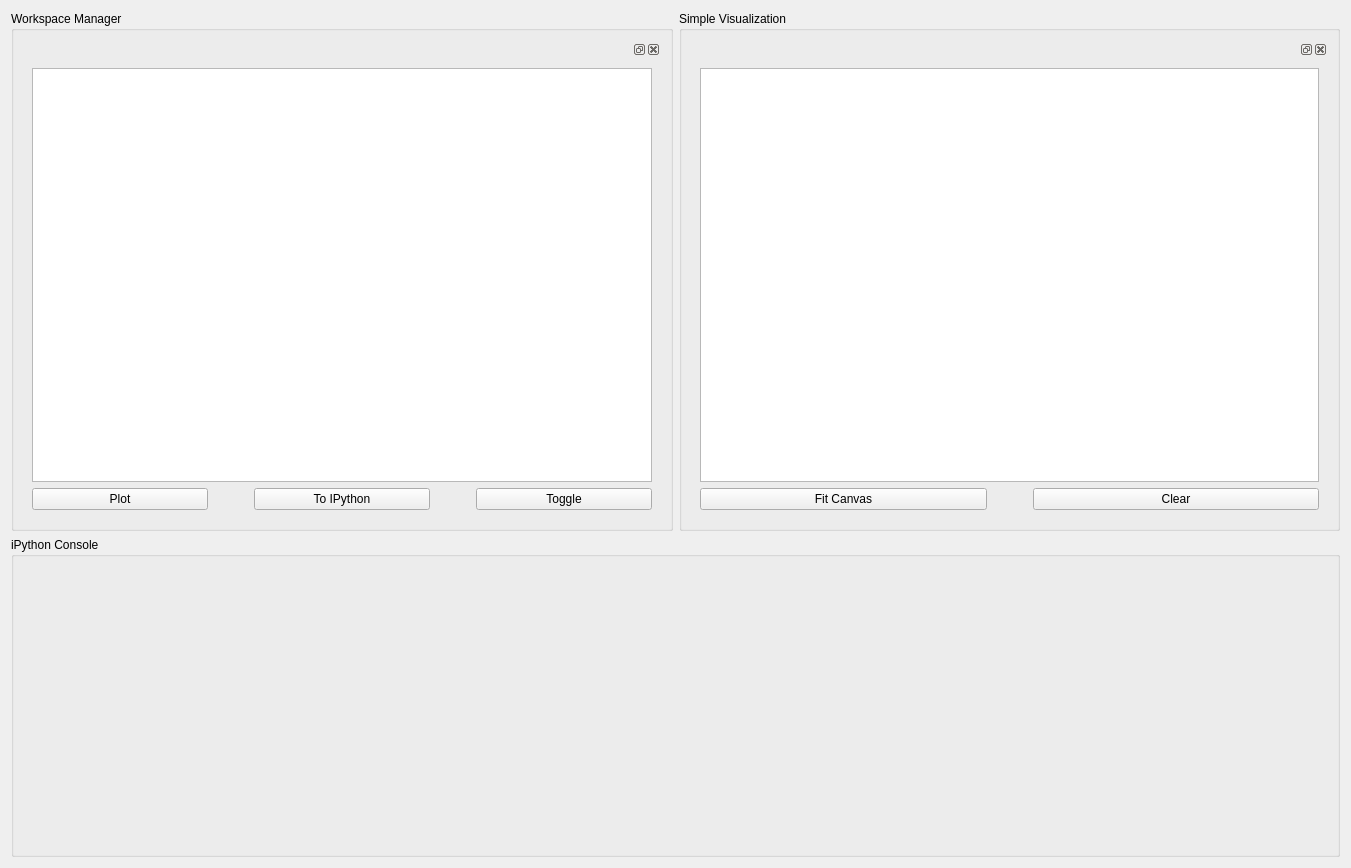
Before: the Qt Designer form designer/WorkspacesView.ui in neutrons/PyVDrive, drawn with Qt 5.
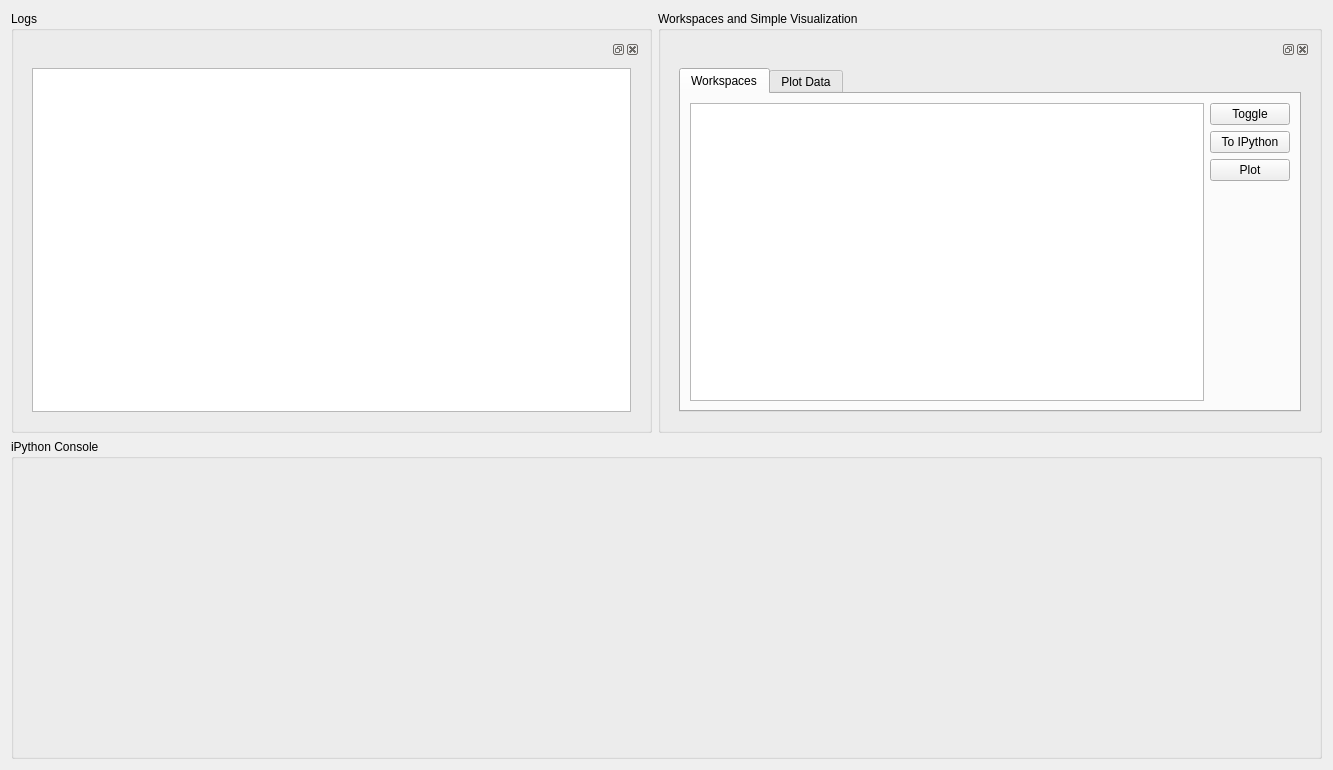
After: the same form once the commit is applied. Custom widgets are drawn as their Qt base class.

Patch:
```diff
--- a/designer/WorkspacesView.ui
+++ b/designer/WorkspacesView.ui
@@ -6,8 +6,8 @@
    <rect>
     <x>0</x>
     <y>0</y>
-    <width>1351</width>
-    <height>868</height>
+    <width>1333</width>
+    <height>770</height>
    </rect>
   </property>
   <property name="windowTitle">
@@ -19,7 +19,7 @@
      <item>
       <widget class="QGroupBox" name="groupBox_upperRight">
        <property name="title">
-        <string>Workspace Manager</string>
+        <string>Logs</string>
        </property>
        <layout class="QGridLayout" name="gridLayout_2">
         <item row="0" column="0">
@@ -39,71 +39,7 @@
           <widget class="QWidget" name="dockWidgetContents_5">
            <layout class="QGridLayout" name="gridLayout_4">
             <item row="0" column="0">
-             <widget class="WorkspaceTableWidget" name="tableWidget_dataStructure">
-              <property name="sizePolicy">
-               <sizepolicy hsizetype="Preferred" vsizetype="Expanding">
-                <horstretch>0</horstretch>
-                <verstretch>0</verstretch>
-               </sizepolicy>
-              </property>
-             </widget>
-            </item>
-            <item row="1" column="0">
-             <layout class="QHBoxLayout" name="horizontalLayout">
-              <item>
-               <widget class="QPushButton" name="pushButton_plot">
-                <property name="text">
-                 <string>Plot</string>
-                </property>
-               </widget>
-              </item>
-              <item>
-               <spacer name="horizontalSpacer_2">
-                <property name="orientation">
-                 <enum>Qt::Horizontal</enum>
-                </property>
-                <property name="sizeType">
-                 <enum>QSizePolicy::Preferred</enum>
-                </property>
-                <property name="sizeHint" stdset="0">
-                 <size>
-                  <width>40</width>
-                  <height>20</height>
-                 </size>
-                </property>
-               </spacer>
-              </item>
-              <item>
-               <widget class="QPushButton" name="pushButton_toIPython">
-                <property name="text">
-                 <string>To IPython</string>
-                </property>
-               </widget>
-              </item>
-              <item>
-               <spacer name="horizontalSpacer_3">
-                <property name="orientation">
-                 <enum>Qt::Horizontal</enum>
-                </property>
-                <property name="sizeType">
-                 <enum>QSizePolicy::Preferred</enum>
-                </property>
-                <property name="sizeHint" stdset="0">
-                 <size>
-                  <width>40</width>
-                  <height>20</height>
-                 </size>
-                </property>
-               </spacer>
-              </item>
-              <item>
-               <widget class="QPushButton" name="pushButton_toggle">
-                <property name="text">
-                 <string>Toggle</string>
-                </property>
-               </widget>
-              </item>
-             </layout>
+             <widget class="QPlainTextEdit" name="plainTextEdit_info"/>
             </item>
            </layout>
           </widget>
@@ -115,7 +51,7 @@
      <item>
       <widget class="QGroupBox" name="groupBox_4">
        <property name="title">
-        <string>Simple Visualization</string>
+        <string>Workspaces and Simple Visualization</string>
        </property>
        <layout class="QGridLayout" name="gridLayout_3">
         <item row="0" column="0">
@@ -133,8 +69,73 @@
            <bool>false</bool>
           </property>
           <widget class="QWidget" name="dockWidgetContents_4">
+           <layout class="QGridLayout" name="gridLayout_5">
+            <item row="0" column="0">
+             <widget class="QTabWidget" name="tabWidget">
+              <property name="currentIndex">
+               <number>0</number>
+              </property>
+              <widget class="QWidget" name="tab">
+               <attribute name="title">
+                <string>Workspaces</string>
+               </attribute>
+               <layout class="QGridLayout" name="gridLayout_6">
+                <item row="0" column="0">
+                 <widget class="WorkspaceTableWidget" name="tableWidget_dataStructure">
+                  <property name="sizePolicy">
+                   <sizepolicy hsizetype="Expanding" vsizetype="Expanding">
+                    <horstretch>0</horstretch>
+                    <verstretch>0</verstretch>
+                   </sizepolicy>
+                  </property>
+                 </widget>
+                </item>
+                <item row="0" column="1">
            <layout class="QVBoxLayout" name="verticalLayout_2">
             <item>
+                   <widget class="QPushButton" name="pushButton_toggle">
+                    <property name="text">
+                     <string>Toggle</string>
+                    </property>
+                   </widget>
+                  </item>
+                  <item>
+                   <widget class="QPushButton" name="pushButton_toIPython">
+                    <property name="text">
+                     <string>To IPython</string>
+                    </property>
+                   </widget>
+                  </item>
+                  <item>
+                   <widget class="QPushButton" name="pushButton_plot">
+                    <property name="text">
+                     <string>Plot</string>
+                    </property>
+                   </widget>
+                  </item>
+                  <item>
+                   <spacer name="verticalSpacer">
+                    <property name="orientation">
+                     <enum>Qt::Vertical</enum>
+                    </property>
+                    <property name="sizeHint" stdset="0">
+                     <size>
+                      <width>20</width>
+                      <height>40</height>
+                     </size>
+                    </property>
+                   </spacer>
+                  </item>
+                 </layout>
+                </item>
+               </layout>
+              </widget>
+              <widget class="QWidget" name="tab_2">
+               <attribute name="title">
+                <string>Plot Data</string>
+               </attribute>
+               <layout class="QVBoxLayout" name="verticalLayout_3">
+                <item>
              <widget class="WorkspaceGraphicView" name="graphicsView_general">
               <property name="sizePolicy">
                <sizepolicy hsizetype="Expanding" vsizetype="Expanding">
@@ -160,7 +161,7 @@
              </widget>
             </item>
             <item>
-             <layout class="QHBoxLayout" name="horizontalLayout_3">
+                 <layout class="QHBoxLayout" name="horizontalLayout">
               <item>
                <widget class="QPushButton" name="pushButton_fitCanvas">
                 <property name="text">
@@ -168,22 +169,6 @@
                 </property>
                </widget>
               </item>
-              <item>
-               <spacer name="horizontalSpacer">
-                <property name="orientation">
-                 <enum>Qt::Horizontal</enum>
-                </property>
-                <property name="sizeType">
-                 <enum>QSizePolicy::Preferred</enum>
-                </property>
-                <property name="sizeHint" stdset="0">
-                 <size>
-                  <width>40</width>
-                  <height>20</height>
-                 </size>
-                </property>
-               </spacer>
-              </item>
               <item>
                <widget class="QPushButton" name="pushButton_clear">
                 <property name="toolTip">
@@ -195,6 +180,10 @@
                </widget>
               </item>
              </layout>
+                </item>
+               </layout>
+              </widget>
+             </widget>
             </item>
            </layout>
           </widget>
```
Lines whose indentation alone changed are shown as unchanged.
